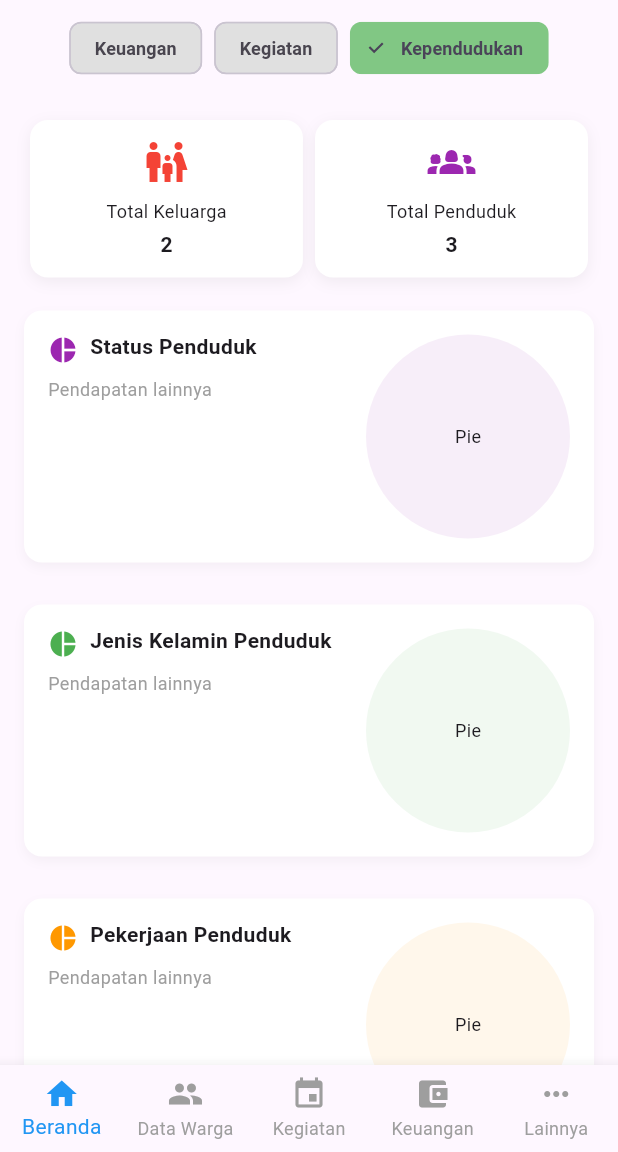
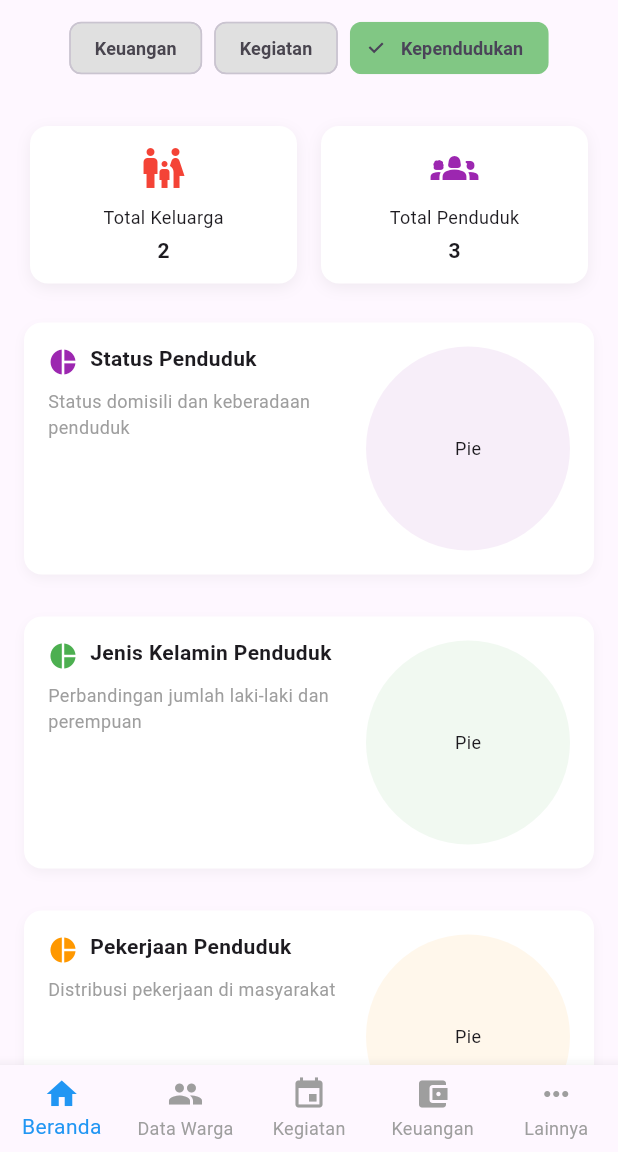
Before and after one commit to RakaiSeto/KEL-1_MOBILE_TI-3G, a Flutter app: the screen it shows after launch, after a tap on "Kegiatan", after a tap on "Kependudukan", on a phone screen of 412 x 824 dp, the part 84-1236 px from its top. Run offline on Flutter 3.47's test engine with Material 3 defaults, Android fonts, the light colour scheme and no system bars.

Commit message:
beranda
memperbaiki tampilan widget

```diff
--- a/FE/lib/features/beranda/pages/beranda_kegiatan_page.dart
+++ b/FE/lib/features/beranda/pages/beranda_kegiatan_page.dart
@@ -1,4 +1,5 @@
 import 'package:flutter/material.dart';
+import 'package:revamp_jawara/features/beranda/widgets/pie_chart_card.dart';
 import '../widgets/info_card.dart';
 import '../widgets/bar_chart_card.dart';
 import '../widgets/list_info_card.dart';
@@ -11,20 +12,20 @@ class BerandaKegiatanPage extends StatelessWidget {
     return SingleChildScrollView(
       padding: const EdgeInsets.all(16),
       child: Column(
+        crossAxisAlignment: CrossAxisAlignment.start,
         children: [
-          // === INFO CARD ===
-          const InfoCard(
-            icon: Icons.event_available,
-            title: 'Total Kegiatan',
-            value: '10 ribu',
-            color: Colors.purple,
-          ),
-          const SizedBox(height: 16),
-
-          // === CHART KATEGORI ===
-          const BarChartCard(
-            title: 'Kegiatan per kategori',
-            color: Colors.orange,
+          // === STATISTIC CARD ===
+          Row(
+            children: const [
+              Expanded(
+                child: InfoCard(
+                  icon: Icons.event_available,
+                  title: 'Total Kegiatan',
+                  value: '10 ribu',
+                  color: Colors.purple,
+                ),
+              ),
+            ],
           ),
           const SizedBox(height: 16),
 
@@ -50,8 +51,19 @@ class BerandaKegiatanPage extends StatelessWidget {
           ),
           const SizedBox(height: 16),
 
-          // === PENGELUARAN PERBULAN ===
-          const BarChartCard(title: 'Pengeluaran perbulan', color: Colors.red),
+          // === CHART: KEGIATAN PER KATEGORI ===
+          const PieChartCard(
+            title: 'Kegiatan per Kategori',
+            subtitle: 'Jumlah kegiatan berdasarkan kategori',
+            color: Colors.red,
+          ),
+
+          // === KEGIATAN PERBULAN ===
+          const BarChartCard(
+            title: 'Kegiatan per Bulan (tahun ini)',
+            color: Colors.orange,
+          ),
+          const SizedBox(height: 16),
         ],
       ),
     );
--- a/FE/lib/features/beranda/pages/beranda_kependudukan_page.dart
+++ b/FE/lib/features/beranda/pages/beranda_kependudukan_page.dart
@@ -10,49 +10,60 @@ class BerandaKependudukanPage extends StatelessWidget {
     return SingleChildScrollView(
       padding: const EdgeInsets.all(16),
       child: Column(
+        crossAxisAlignment: CrossAxisAlignment.start,
         children: [
           // === INFO CARDS ===
           Row(
-            mainAxisAlignment: MainAxisAlignment.spaceBetween,
             children: const [
-              InfoCard(
+              Expanded(
+                child: InfoCard(
                   icon: Icons.family_restroom,
                   title: 'Total Keluarga',
                   value: '2',
                   color: Colors.red,
                 ),
-              InfoCard(
+              ),
+              SizedBox(width: 8),
+              Expanded(
+                child: InfoCard(
                   icon: Icons.groups_2,
                   title: 'Total Penduduk',
                   value: '3',
                   color: Colors.purple,
                 ),
+              ),
             ],
           ),
           const SizedBox(height: 16),
 
-          // === PIE CHART SECTIONS ===
+          // === PIE CHART: STATUS PENDUDUK ===
           const PieChartCard(
             title: 'Status Penduduk',
-            subtitle: 'Pendapatan lainnya',
+            subtitle: 'Status domisili dan keberadaan penduduk',
             color: Colors.purple,
           ),
           const SizedBox(height: 16),
+
+          // === PIE CHART: JENIS KELAMIN ===
           const PieChartCard(
             title: 'Jenis Kelamin Penduduk',
-            subtitle: 'Pendapatan lainnya',
+            subtitle: 'Perbandingan jumlah laki-laki dan perempuan',
             color: Colors.green,
           ),
           const SizedBox(height: 16),
+
+          // === PIE CHART: PEKERJAAN ===
           const PieChartCard(
             title: 'Pekerjaan Penduduk',
-            subtitle: 'Pendapatan lainnya',
+            subtitle: 'Distribusi pekerjaan di masyarakat',
             color: Colors.orange,
           ),
           const SizedBox(height: 16),
+
+          // === PIE CHART: PERAN DALAM KELUARGA ===
           const PieChartCard(
             title: 'Peran dalam Keluarga',
-            subtitle: 'Pendapatan lainnya',
+            subtitle: 'Kepala keluarga, pasangan, anak, dan lainnya',
             color: Colors.blue,
           ),
         ],
--- a/FE/lib/features/beranda/pages/beranda_keuangan_page.dart
+++ b/FE/lib/features/beranda/pages/beranda_keuangan_page.dart
@@ -14,44 +14,52 @@ class BerandaKeuanganPage extends StatelessWidget {
         children: [
           // === STATISTIC CARDS ===
           Row(
-            mainAxisAlignment: MainAxisAlignment.spaceBetween,
             children: const [
-              InfoCard(
+              Expanded(
+                child: InfoCard(
                   icon: Icons.savings,
                   title: 'Total Pemasukan',
                   value: '10 ribu',
                   color: Colors.green,
                 ),
-              InfoCard(
+              ),
+              Expanded(
+                child: InfoCard(
                   icon: Icons.money_off,
                   title: 'Total Pengeluaran',
                   value: '10 ribu',
                   color: Colors.red,
                 ),
-              InfoCard(
+              ),
+              Expanded(
+                child: InfoCard(
                   icon: Icons.receipt_long,
                   title: 'Jumlah Transaksi',
                   value: '10 ribu',
                   color: Colors.amber,
+                ),
               ),
             ],
           ),
           const SizedBox(height: 16),
 
           // === CHART SECTIONS ===
-          const BarChartCard(title: 'Pemasukan perbulan', color: Colors.purple),
+          const BarChartCard(
+            title: 'Pemasukan per Bulan',
+            color: Colors.purple,
+          ),
           const SizedBox(height: 16),
-          const BarChartCard(title: 'Pengeluaran perbulan', color: Colors.red),
+          const BarChartCard(title: 'Pengeluaran per Bulan', color: Colors.red),
           const SizedBox(height: 16),
           const PieChartCard(
-            title: 'Pemasukan berdasarkan kategori',
-            subtitle: 'Pendapatan lainnya',
+            title: 'Pemasukan Berdasarkan Kategori',
+            subtitle: 'Pendapatan Lainnya',
             color: Colors.purple,
           ),
           const SizedBox(height: 16),
           const PieChartCard(
-            title: 'Pengeluaran berdasarkan kategori',
-            subtitle: 'Pendapatan lainnya',
+            title: 'Pengeluaran Berdasarkan Kategori',
+            subtitle: 'Belanja Rutin',
             color: Colors.green,
           ),
         ],
--- a/FE/lib/features/beranda/widgets/info_card.dart
+++ b/FE/lib/features/beranda/widgets/info_card.dart
@@ -16,9 +16,8 @@ class InfoCard extends StatelessWidget {
 
   @override
   Widget build(BuildContext context) {
-    return Expanded(
-      child: Container(
-        margin: const EdgeInsets.symmetric(horizontal: 4),
+    return Container(
+      margin: const EdgeInsets.symmetric(horizontal: 4, vertical: 4),
       padding: const EdgeInsets.all(12),
       decoration: BoxDecoration(
         color: Colors.white,
@@ -32,6 +31,9 @@ class InfoCard extends StatelessWidget {
         ],
       ),
       child: Column(
+        mainAxisSize:
+            MainAxisSize.min, // ✅ penting agar tidak ekspand tak terbatas
+        mainAxisAlignment: MainAxisAlignment.center,
         children: [
           Icon(icon, color: color, size: 32),
           const SizedBox(height: 8),
@@ -43,7 +45,6 @@ class InfoCard extends StatelessWidget {
           ),
         ],
       ),
-      ),
     );
   }
 }
--- a/FE/lib/features/beranda/widgets/list_info_card.dart
+++ b/FE/lib/features/beranda/widgets/list_info_card.dart
@@ -16,41 +16,43 @@ class ListInfoCard extends StatelessWidget {
 
   @override
   Widget build(BuildContext context) {
-    return Card(
-      shape: RoundedRectangleBorder(borderRadius: BorderRadius.circular(12)),
-      elevation: 1,
-      margin: const EdgeInsets.symmetric(vertical: 4),
-      child: Padding(
+    return Container(
       padding: const EdgeInsets.all(12),
+      decoration: BoxDecoration(
+        color: Colors.white,
+        borderRadius: BorderRadius.circular(12),
+        border: Border.all(color: Colors.grey.shade200),
+      ),
       child: Column(
         crossAxisAlignment: CrossAxisAlignment.start,
         children: [
-            // Header
           Row(
             children: [
-                Icon(icon, color: color),
+              Icon(icon, color: color, size: 22),
               const SizedBox(width: 8),
-                Text(
+              Expanded(
+                child: Text(
                   title,
                   style: const TextStyle(
                     fontWeight: FontWeight.bold,
                     fontSize: 14,
                   ),
                 ),
+              ),
             ],
           ),
           const SizedBox(height: 8),
-
-            // List Items
+          // list items
           ...items.map(
-              (item) => Padding(
-                padding: const EdgeInsets.only(left: 4, bottom: 4),
+            (it) => Padding(
+              padding: const EdgeInsets.symmetric(vertical: 4),
               child: Row(
                 children: [
+                  const SizedBox(width: 4),
                   const Icon(Icons.circle, size: 6, color: Colors.grey),
-                    const SizedBox(width: 6),
+                  const SizedBox(width: 8),
                   Expanded(
-                      child: Text(item, style: const TextStyle(fontSize: 13)),
+                    child: Text(it, style: const TextStyle(fontSize: 13)),
                   ),
                 ],
               ),
@@ -58,7 +60,6 @@ class ListInfoCard extends StatelessWidget {
           ),
         ],
       ),
-      ),
     );
   }
 }
```
Lines whose indentation alone changed are shown as unchanged.
